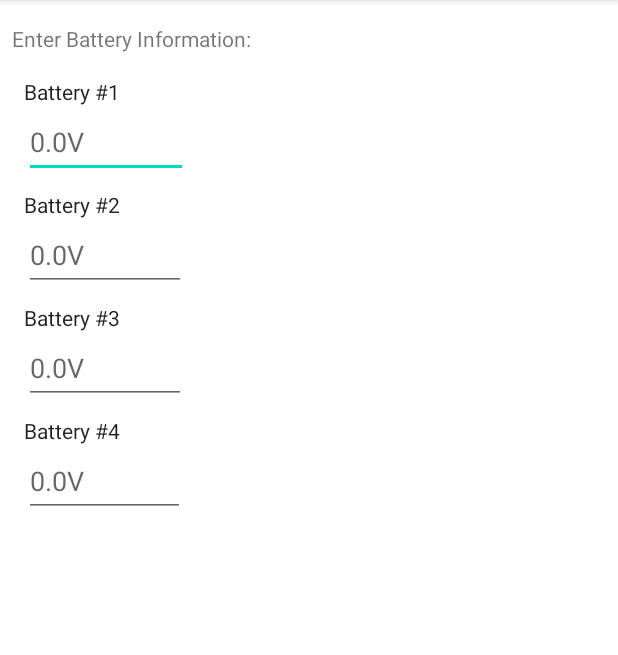
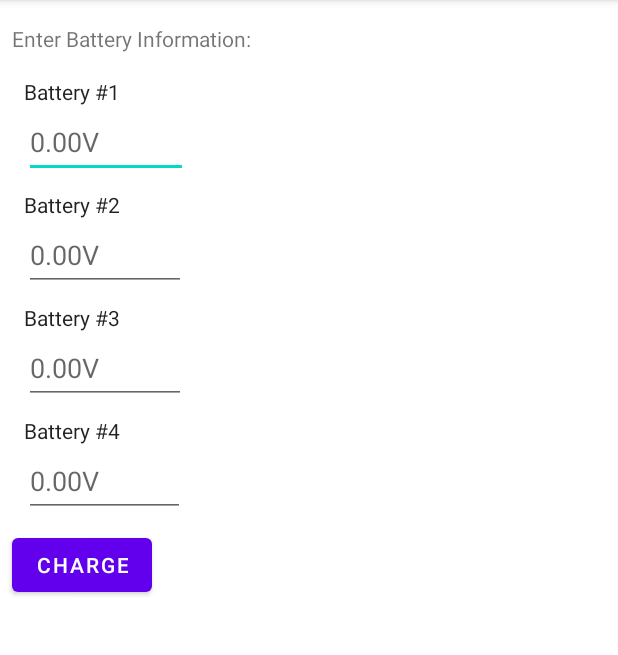
Before and after one commit to brandngo/BatteryHelper, an Android app: the screen it shows after launch (MainActivity), on a phone screen of 412 x 824 dp, the part 84-739 px from its top. Run offline under Robolectric (Android 15) with nearby library versions, the phone set to English and light mode, and no system bars.

Commit message:
Finished basic logic for checking if voltages are in proximity

```diff
--- a/app/src/main/java/com/example/batteryhelper/MainActivity.kt
+++ b/app/src/main/java/com/example/batteryhelper/MainActivity.kt
@@ -2,11 +2,57 @@ package com.example.batteryhelper
 
 import androidx.appcompat.app.AppCompatActivity
 import android.os.Bundle
+import android.text.Editable
+import android.text.TextWatcher
+import android.util.Log
+import android.widget.Button
+import android.widget.EditText
+import kotlin.math.abs
+import kotlin.math.round
 
 class MainActivity : AppCompatActivity() {
+    private lateinit var bat1Voltage : EditText
+    private lateinit var bat2Voltage : EditText
+    private lateinit var bat3Voltage : EditText
+    private lateinit var bat4Voltage : EditText
+    private lateinit var chargeBtn : Button
+
     override fun onCreate(savedInstanceState: Bundle?) {
         super.onCreate(savedInstanceState)
         setContentView(R.layout.activity_main)
+        // ensure that all input is in format 0.0
+        bat1Voltage = findViewById(R.id.bat1Voltage)
+        bat2Voltage = findViewById(R.id.bat2Voltage)
+        bat3Voltage = findViewById(R.id.bat3Voltage)
+        bat4Voltage = findViewById(R.id.bat4Voltage)
+        chargeBtn = findViewById(R.id.chargeBtn)
+
+        chargeBtn.setOnClickListener {
+            var bat1 = 0.0
+            var bat2 = 0.0
+            var bat3 = 0.0
+            var bat4 = 0.0
+            try {
+                bat1 = bat1Voltage.text.toString().toDouble()
+                bat2 = bat2Voltage.text.toString().toDouble()
+                bat3 = bat3Voltage.text.toString().toDouble()
+                bat4 = bat4Voltage.text.toString().toDouble()
+            } catch (e: NumberFormatException) {
+                Log.i("battery3", "input is not a decimal number")
+            }
+            if (round2Decimal(bat1 - bat2) > 0.1 || round2Decimal(bat1 - bat3) > 0.1 || round2Decimal(bat1 - bat4) > 0.1) {
+                // add cell count input
+                Log.i("battery3", "Not able to charge current configuration. Voltage too far apart from each other.")
+            } else if (round2Decimal(bat2 - bat3) > 0.1 || round2Decimal(bat2 - bat4) > 0.1 || round2Decimal(bat3 - bat4) > 0.1) {
+                Log.i("battery3", "Not able to charge current configuration. Voltage too far apart from each other.")
+            } else {
+                Log.i("battery3", "Able to charge!")
+            }
+        }
+
+    }
+    private fun round2Decimal (d: Double): Double {
+        return round(abs(d)* 100) / 100
     }
 
 
--- a/app/src/main/res/layout/activity_main.xml
+++ b/app/src/main/res/layout/activity_main.xml
@@ -22,8 +22,8 @@
         android:layout_height="48dp"
         android:layout_marginStart="16dp"
         android:ems="10"
-        android:hint="0.0V"
-        android:inputType="number"
+        android:hint="0.00V"
+        android:inputType="numberDecimal"
         app:layout_constraintStart_toStartOf="parent"
         app:layout_constraintTop_toBottomOf="@+id/bat1label" />
 
@@ -33,8 +33,8 @@
         android:layout_height="48dp"
         android:layout_marginStart="16dp"
         android:ems="10"
-        android:hint="0.0V"
-        android:inputType="number"
+        android:hint="0.00V"
+        android:inputType="numberDecimal"
         app:layout_constraintStart_toStartOf="parent"
         app:layout_constraintTop_toBottomOf="@+id/bat3label" />
 
@@ -44,8 +44,8 @@
         android:layout_height="48dp"
         android:layout_marginStart="16dp"
         android:ems="10"
-        android:hint="0.0V"
-        android:inputType="number"
+        android:hint="0.00V"
+        android:inputType="numberDecimal"
         app:layout_constraintStart_toStartOf="parent"
         app:layout_constraintTop_toBottomOf="@+id/bat4label" />
 
@@ -95,9 +95,19 @@
         android:layout_height="48dp"
         android:layout_marginStart="16dp"
         android:ems="10"
-        android:hint="0.0V"
-        android:inputType="number"
+        android:hint="0.00V"
+        android:inputType="numberDecimal"
         app:layout_constraintStart_toStartOf="parent"
         app:layout_constraintTop_toBottomOf="@+id/bat2label" />
 
+    <Button
+        android:id="@+id/chargeBtn"
+        android:layout_width="wrap_content"
+        android:layout_height="wrap_content"
+        android:layout_marginStart="8dp"
+        android:layout_marginTop="8dp"
+        android:text="Charge"
+        app:layout_constraintStart_toStartOf="parent"
+        app:layout_constraintTop_toBottomOf="@+id/bat4Voltage" />
+
 </androidx.constraintlayout.widget.ConstraintLayout>
```
